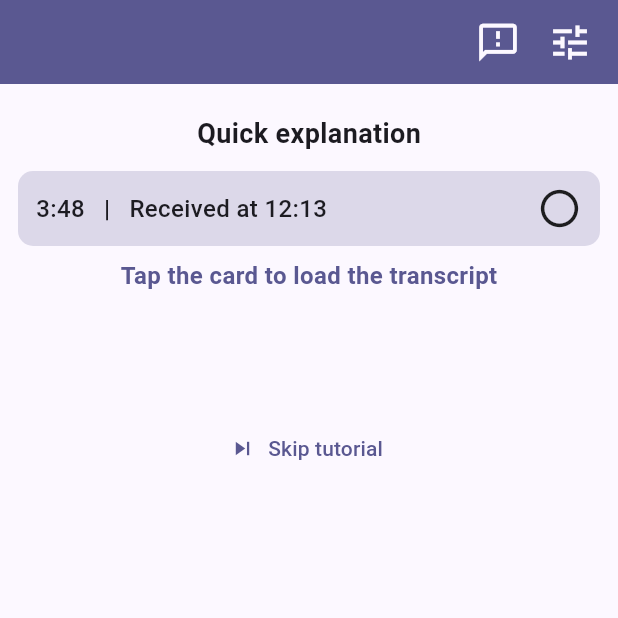
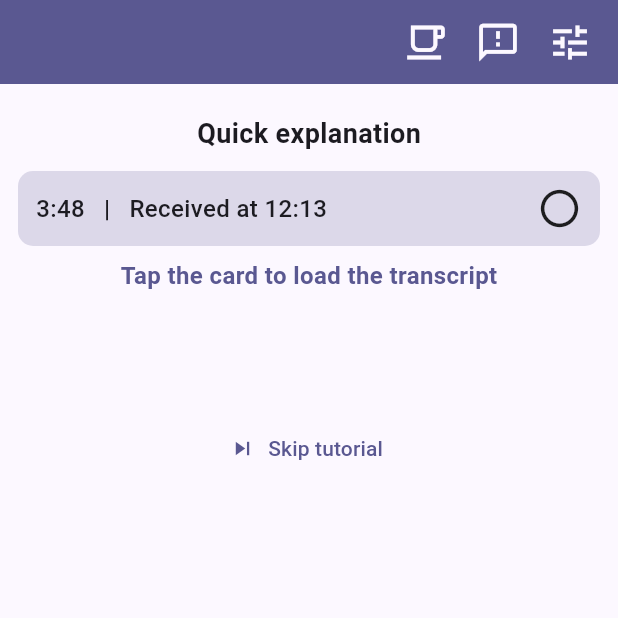
Before and after one commit to tempo-riz/trimtalk, a Flutter app: the DashboardScreen screen opened by its route, on a phone screen of 412 x 824 dp, the top half of it. Run offline on Flutter 3.47's test engine with Material 3 defaults, Android fonts, the light colour scheme and no system bars; drawn by our look-alikes of upgrader; our stand-ins replace awesome_extensions, device_info_plus, firebase_core, firebase_crashlytics, flutter_dotenv, flutter_hooks and 14 more; missing offline and left inert: audio_waveforms, country_flags, deepl_dart, disable_battery_optimization, feedback_github, ffmpeg_kit_flutter_full_gpl and 11 more; accounts and stored records are empty.

Commit message:
version 1.1.1, add support options, fix layout and translation issues, use deepseek

```diff
--- a/lib/l10n/gen/app_localizations.dart
+++ b/lib/l10n/gen/app_localizations.dart
@@ -419,6 +419,12 @@ abstract class AppLocalizations {
   /// **'Today at'**
   String get todayAt;
 
+  /// No description provided for @at.
+  ///
+  /// In en, this message translates to:
+  /// **'at'**
+  String get at;
+
   /// No description provided for @yesterdayAt.
   ///
   /// In en, this message translates to:
@@ -526,6 +532,36 @@ abstract class AppLocalizations {
   /// In en, this message translates to:
   /// **'Check code on GitHub'**
   String get checkCodeOnGithub;
+
+  /// No description provided for @restorePurchases.
+  ///
+  /// In en, this message translates to:
+  /// **'Restore purchases'**
+  String get restorePurchases;
+
+  /// No description provided for @trimtalkWillAlwaysBeFreeAndAdFreeButYourSupportIsAppreciatedThankYou.
+  ///
+  /// In en, this message translates to:
+  /// **'TrimTalk will always be free and ad-free, but your support is appreciated. Thank you!'**
+  String get trimtalkWillAlwaysBeFreeAndAdFreeButYourSupportIsAppreciatedThankYou;
+
+  /// No description provided for @supportMyWork.
+  ///
+  /// In en, this message translates to:
+  /// **'Support my work'**
+  String get supportMyWork;
+
+  /// No description provided for @hugeThanks.
+  ///
+  /// In en, this message translates to:
+  /// **'Huge thanks !'**
+  String get hugeThanks;
+
+  /// No description provided for @close.
+  ///
+  /// In en, this message translates to:
+  /// **'close'**
+  String get close;
 }
 
 class _AppLocalizationsDelegate extends LocalizationsDelegate<AppLocalizations> {
--- a/lib/model/files/permissions.dart
+++ b/lib/model/files/permissions.dart
@@ -2,6 +2,7 @@ import 'dart:async';
 import 'dart:io';
 
 import 'package:disable_battery_optimization/disable_battery_optimization.dart';
+import 'package:flutter/foundation.dart';
 import 'package:notification_listener_service/notification_listener_service.dart';
 import 'package:optimization_battery/optimization_battery.dart';
 import 'package:permission_handler/permission_handler.dart';
@@ -62,6 +63,8 @@ class Permissions {
   /// permission to read files
   static Future<bool> isReadFilesAllowed() async {
     if (Platform.isIOS) return true;
+    if (kDebugMode && !(await DeviceInfoPlugin().androidInfo).isPhysicalDevice) return true;
+
     // return true;
     if (await isLegacyStorage()) {
       return await Permission.storage.isGranted;
--- a/lib/router.dart
+++ b/lib/router.dart
@@ -9,15 +9,10 @@ import 'package:trim_talk/view/dashboard_screen.dart';
 import 'package:trim_talk/view/explain_screen.dart';
 import 'package:trim_talk/view/permissions_screen.dart';
 import 'package:trim_talk/view/settings_screen.dart';
+import 'package:trim_talk/view/support_screen.dart';
 import 'package:trim_talk/view/transcript_screen.dart';
 
-enum NamedRoutes {
-  explain,
-  permissions,
-  dashboard,
-  transcript,
-  settings,
-}
+enum NamedRoutes { explain, permissions, dashboard, transcript, settings, support }
 
 /// if user finished tuto and accepted permissions
 Future<bool> isSetupOk() async {
@@ -56,5 +51,6 @@ final router = GoRouter(
     buildRoute(NamedRoutes.dashboard, (context, state) => const DashboardScreen()),
     buildRoute(NamedRoutes.settings, (context, state) => const SettingsScreen()),
     buildRoute(NamedRoutes.transcript, (context, state) => TranscriptScreen(result: state.extra as Result)),
+    buildRoute(NamedRoutes.support, (context, state) => const SupportScreen()),
   ],
 );
--- a/lib/view/dashboard_screen.dart
+++ b/lib/view/dashboard_screen.dart
@@ -56,8 +56,9 @@ class _DashboardScreenState extends State<DashboardScreen> {
           return Scaffold(
             floatingActionButton: isTutoDone && !Platform.isIOS ? CheckNowFab(scrollController: _scrollController) : null,
             appBar: AppBar(
+              centerTitle: false,
               title: isTutoDone ? const LastRunIndicator() : null,
-              actions: const [FeedbackButton(), GoToSettingsButton()],
+              actions: const [GoToSupportButton(), FeedbackButton(), GoToSettingsButton()],
             ),
             body: Consumer(builder: (context, ref, child) {
               // to refresh list when action tapped on notif !
@@ -84,11 +85,11 @@ class _DashboardScreenState extends State<DashboardScreen> {
                               Row(
                                 mainAxisAlignment: MainAxisAlignment.center,
                                 children: [
-                                  gap8,
-                                  Text(context.t.shareAnyAudioFileToTheApp).bold(),
+                                  gap12,
+                                  Expanded(child: Text(context.t.shareAnyAudioFileToTheApp).bold()),
                                   gap8,
                                   const Icon(Icons.ios_share),
-                                  gap8,
+                                  gap12,
                                 ],
                               ),
                             ],
@@ -218,6 +219,24 @@ class GoToSettingsButton extends StatelessWidget {
         ),
         onPressed: () => context.goNamed(NamedRoutes.settings.name),
       ),
+    );
+  }
+}
+
+class GoToSupportButton extends StatelessWidget {
+  const GoToSupportButton({
+    super.key,
+  });
+
+  @override
+  Widget build(BuildContext context) {
+    return IconButton(
+      icon: Icon(
+        Icons.local_cafe_outlined,
+        size: 30,
+        color: Theme.of(context).colorScheme.surface,
+      ),
+      onPressed: () => context.goNamed(NamedRoutes.support.name),
     );
   }
 }
--- a/pubspec.yaml
+++ b/pubspec.yaml
@@ -2,7 +2,7 @@ name: trim_talk
 description: "Transcribes voice messages automatically, making conversations clear and efficient."
 publish_to: "none" # Remove this line if you wish to publish to pub.dev
 
-version: 1.0.20+25
+version: 1.1.1+26
 
 environment:
   sdk: ">=3.4.0 <4.0.0"
@@ -80,6 +80,7 @@ dependencies:
   collection: ^1.18.0
   deepl_dart: ^1.5.0
   in_app_purchase: ^3.2.1
+  in_app_purchase_storekit: ^0.3.21
 
 dev_dependencies:
   flutter_test:
```
Also changed, not shown: lib/l10n/app_en.arb (+7 -1 lines), lib/l10n/app_fr.arb (+7 -1 lines), lib/l10n/gen/app_localizations_en.dart (+18 -0 lines), lib/l10n/gen/app_localizations_fr.dart (+18 -0 lines), lib/model/stt/summarizer.dart (+25 -7 lines), lib/model/utils.dart (+7 -1 lines), lib/view/support_screen.dart (added, +191 -0 lines), pubspec.lock, 4 other files.
